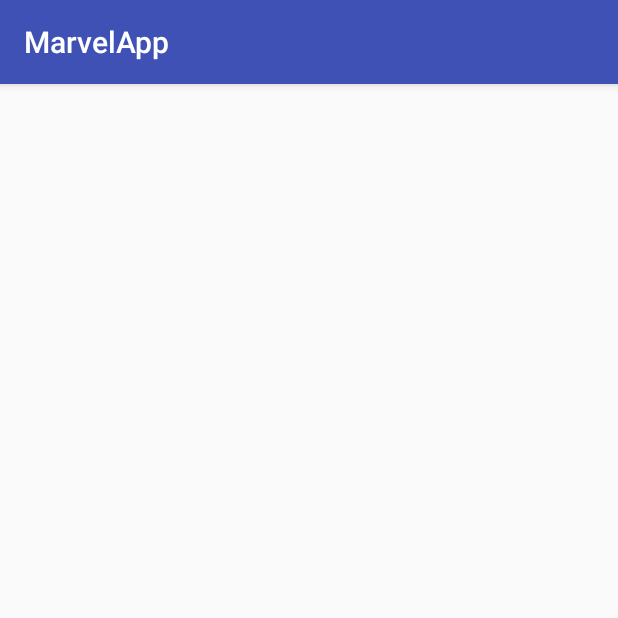
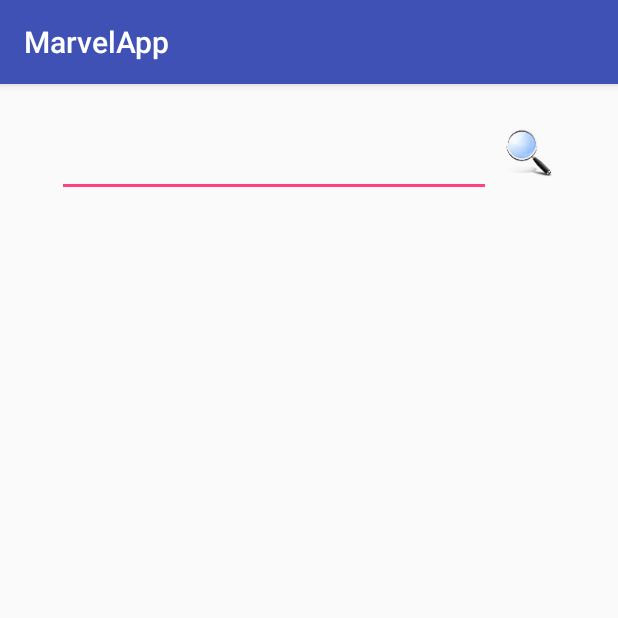
Before and after one commit to panchoSalsa/MarvelNetworkDetector, an Android app: the HomeActivity screen opened directly, with no data from a screen before it, after a tap on "SEARCH BY CHARACTER", on a phone screen of 412 x 824 dp, the top half of it. Run offline under Robolectric (Android 15) with nearby library versions, the phone set to English and light mode, and no system bars; our stand-ins replace Picasso; libraries missing offline, so code that uses them is left out: com.daimajia.slider, com.facebook, com.facebook.login; pictures from the network do not load; 18 statements that could not run were skipped.

Commit message:
search is cooperating with the api

```diff
--- a/app/src/main/AndroidManifest.xml
+++ b/app/src/main/AndroidManifest.xml
@@ -38,7 +38,7 @@
 
         <activity android:name=".Home.HomeActivity" >
         </activity>
-        <activity android:name=".Home.Search" >
+        <activity android:name=".Home.HeroByName" >
         </activity>
     </application>
 
--- /dev/null
+++ b/app/src/main/java/com/example/franciscofranco/marvellogin/Home/HeroByName.java
@@ -0,0 +1,114 @@
+package com.example.franciscofranco.marvellogin.Home;
+
+import android.content.Context;
+import android.content.Intent;
+import android.os.Bundle;
+import android.support.v7.app.AppCompatActivity;
+import android.util.Log;
+import android.view.View;
+import android.view.inputmethod.InputMethodManager;
+import android.widget.AdapterView;
+import android.widget.EditText;
+import android.widget.ListView;
+
+import com.example.franciscofranco.marvellogin.R;
+import com.example.franciscofranco.marvellogin.RenderingLogic.HeroJSONAdapter;
+
+import com.example.franciscofranco.marvellogin.MarvelAPI.HeroRequestTask;
+import org.json.JSONException;
+import org.json.JSONObject;
+
+public class HeroByName extends AppCompatActivity {
+
+
+    private EditText editText;
+
+    public static ListView listView;
+
+    private HeroJSONAdapter heroJSONAdapter;
+
+    public static final String NAME = "name";
+    public static final String THUMBNAIL_URL = "thumbnailUrl";
+    public static final String DESCRIPTION = "description";
+
+
+    @Override
+    protected void onCreate(Bundle savedInstanceState) {
+
+        Log.d("FRANCO_DEBUG", "HeroByName onCreate");
+
+        super.onCreate(savedInstanceState);
+        setContentView(R.layout.activity_hero_by_name);
+
+        editText = (EditText) findViewById(R.id.editText);
+
+        listView = (ListView) findViewById(R.id.heroList);
+
+        heroJSONAdapter = new HeroJSONAdapter(this, getLayoutInflater());
+
+        listView.setAdapter(heroJSONAdapter);
+
+        listView.setOnItemClickListener(new AdapterView.OnItemClickListener() {
+            @Override
+            public void onItemClick(AdapterView<?> arg0, View arg1, int position, long arg3) {
+
+                triggerIntent(position);
+            }
+        });
+
+    }
+
+    private void triggerIntent(int position) {
+
+        Intent intent = new Intent(getApplicationContext(), HomeActivity.class);
+
+        String name = null;
+        String thumbnailUrl = null;
+        String description = null;
+
+        JSONObject obj = (JSONObject) heroJSONAdapter.getItem(position);
+
+        try {
+
+            name = obj.getString("name");
+
+            JSONObject thumbnail = obj.getJSONObject("thumbnail");
+            thumbnailUrl = thumbnail.getString("path")
+                    + "."
+                    + thumbnail.getString("extension") ;
+
+            description = obj.getString("description");
+
+        } catch (JSONException e) {
+            e.printStackTrace();
+        }
+
+        intent.putExtra(NAME, name);
+        intent.putExtra(THUMBNAIL_URL, thumbnailUrl);
+        intent.putExtra(DESCRIPTION, description);
+        startActivity(intent);
+
+    }
+
+    public void fetchData(String hero) {
+
+        HeroRequestTask myTask = new HeroRequestTask(this, heroJSONAdapter);
+        myTask.execute("timestamp", hero);
+
+    }
+
+    public void Search(View view) {
+
+        InputMethodManager imm = (InputMethodManager)getSystemService(Context.INPUT_METHOD_SERVICE);
+        imm.hideSoftInputFromWindow(editText.getWindowToken(),
+                InputMethodManager.RESULT_UNCHANGED_SHOWN);
+
+        String hero = editText.getText().toString();
+
+        if (hero.isEmpty()) {
+            return;
+        } else {
+            fetchData(hero);
+        }
+    }
+}
--- a/app/src/main/java/com/example/franciscofranco/marvellogin/Home/HomeActivity.java
+++ b/app/src/main/java/com/example/franciscofranco/marvellogin/Home/HomeActivity.java
@@ -227,7 +227,15 @@ public class HomeActivity extends AppCompatActivity implements BaseSliderView.On
     public void onPageScrollStateChanged(int state) {}
 
     public void goToSearch(View view) {
-        Intent intent = new Intent(this, Search.class);
+
+        Log.d("FRANCO_DEBUG", "inside goToSearch");
+
+        Intent intent = new Intent(this, HeroByName.class);
+
+        Log.d("FRANCO_DEBUG", "about to start intent");
+
         startActivity(intent);
+
+
     }
 }
--- a/app/src/main/java/com/example/franciscofranco/marvellogin/Home/Search.java
+++ /dev/null
@@ -1,16 +0,0 @@
-package com.example.franciscofranco.marvellogin.Home;
-
-import android.os.Bundle;
-import android.support.v7.app.AppCompatActivity;
-
-import com.example.franciscofranco.marvellogin.R;
-
-public class Search extends AppCompatActivity {
-
-    @Override
-    protected void onCreate(Bundle savedInstanceState) {
-        super.onCreate(savedInstanceState);
-        setContentView(R.layout.activity_search);
-    }
-
-}
--- /dev/null
+++ b/app/src/main/res/layout/activity_hero_by_name.xml
@@ -0,0 +1,55 @@
+<?xml version="1.0" encoding="utf-8"?>
+<LinearLayout xmlns:android="http://schemas.android.com/apk/res/android"
+    xmlns:tools="http://schemas.android.com/tools"
+    android:layout_width="match_parent"
+    android:layout_height="match_parent" android:paddingLeft="@dimen/activity_horizontal_margin"
+    android:paddingRight="@dimen/activity_horizontal_margin"
+    android:paddingTop="@dimen/activity_vertical_margin"
+    android:paddingBottom="@dimen/activity_vertical_margin"
+    android:orientation="vertical"
+    tools:context="com.example.franciscofranco.marveltest.HeroByName">
+
+
+    <LinearLayout
+        android:layout_width="match_parent"
+        android:layout_height="wrap_content"
+        android:orientation="horizontal"
+        android:layout_marginTop="14dp"
+        android:layout_marginBottom="3dp"
+        android:layout_marginLeft="14dp"
+        android:layout_marginRight="14dp"
+        android:paddingLeft="8dp"
+        android:paddingRight="8dp"
+        android:paddingBottom="4dp">
+        <!--android:background="@drawable/background_white">-->
+
+        <EditText
+            android:id="@+id/editText"
+            android:layout_width="0dp"
+            android:layout_height="wrap_content"
+            android:layout_weight="1"
+            android:layout_marginRight="4dp"
+            android:textSize="18dp"
+            android:singleLine="true"/>
+
+        <ImageView
+            android:id="@+id/imageView"
+            android:layout_width="wrap_content"
+            android:layout_height="32dp"
+            android:scaleType="fitCenter"
+            android:layout_gravity="right"
+            android:src="@mipmap/search"
+            android:onClick="Search"/>
+
+    </LinearLayout>
+
+    <ListView
+        android:id="@+id/heroList"
+        android:layout_width="match_parent"
+        android:layout_height="wrap_content">
+
+    </ListView>
+
+
+
+</LinearLayout>
--- a/app/src/main/res/layout/activity_search.xml
+++ /dev/null
@@ -1,10 +0,0 @@
-<?xml version="1.0" encoding="utf-8"?>
-<RelativeLayout xmlns:android="http://schemas.android.com/apk/res/android"
-    xmlns:tools="http://schemas.android.com/tools" android:layout_width="match_parent"
-    android:layout_height="match_parent" android:paddingLeft="@dimen/activity_horizontal_margin"
-    android:paddingRight="@dimen/activity_horizontal_margin"
-    android:paddingTop="@dimen/activity_vertical_margin"
-    android:paddingBottom="@dimen/activity_vertical_margin"
-    tools:context="com.example.franciscofranco.marvellogin.Home.Search">
-
-</RelativeLayout>
```
Also changed, not shown: app/src/main/java/com/example/franciscofranco/marvellogin/MarvelAPI/HeroRequestTask.java (added, +158 -0 lines), app/src/main/java/com/example/franciscofranco/marvellogin/MarvelAPI/md5.java (added, +35 -0 lines), app/src/main/java/com/example/franciscofranco/marvellogin/RenderingLogic/CharactersViewHolder.java (added, +11 -0 lines), app/src/main/java/com/example/franciscofranco/marvellogin/RenderingLogic/HeroJSONAdapter.java (added, +111 -0 lines), app/src/main/res/layout/character_row.xml (added, +26 -0 lines), app/src/main/res/mipmap-xxhdpi/search.png (added).
